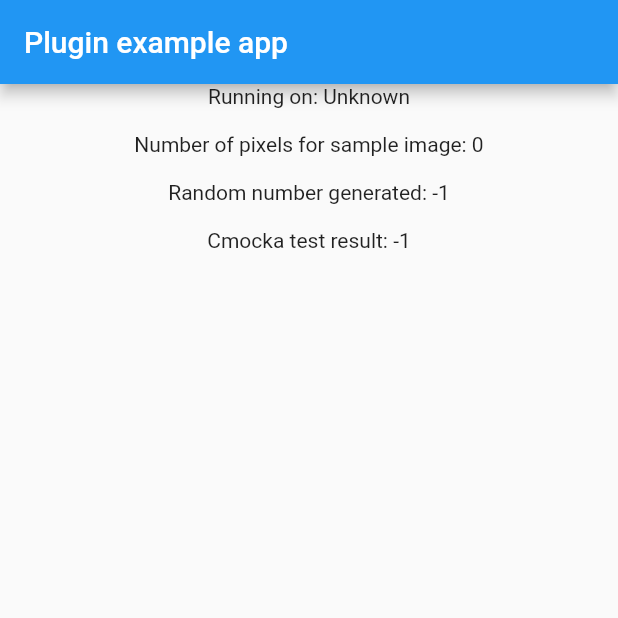
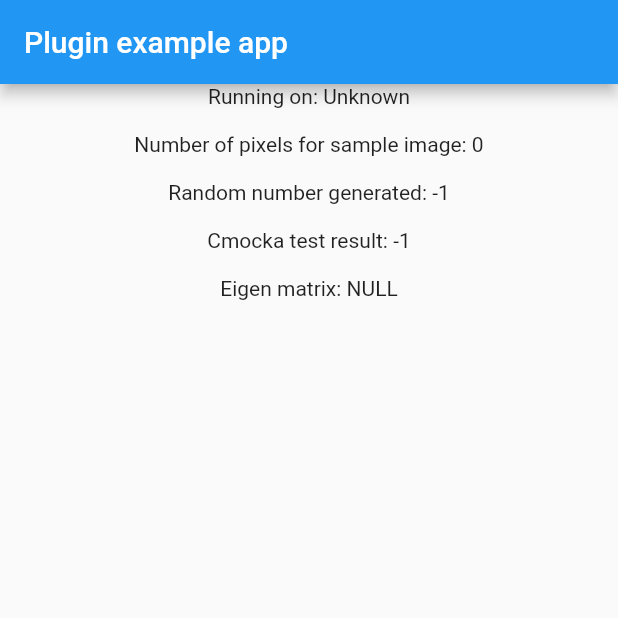
Before and after one commit to khaifunglim97/flutter_ffi_examples, a Flutter app: the screen it shows after launch, on a phone screen of 412 x 824 dp, the top half of it. Run offline on Flutter 3.47's test engine with Material 2 defaults, Android fonts, the light colour scheme and no system bars; missing offline and left inert: dart:ffi.

Commit message:
Added eigen example

```diff
--- a/example/lib/main.dart
+++ b/example/lib/main.dart
@@ -23,6 +23,7 @@ class _MyAppState extends State<MyApp> {
   int _numPixels = 0;
   int _randomNum = -1;
   int _cmockaTest = -1;
+  String _eigenMatInfo = "NULL";
 
   @override
   void initState() {
@@ -58,6 +59,10 @@ class _MyAppState extends State<MyApp> {
     // Cmocka
     int cmockaTest = FlutterFfiExamples.cmockaNullTest();
 
+    // Eigen
+    String eigenMatInfo =
+      FlutterFfiExamples.eigenMatrix().toDartString();
+
     // If the widget was removed from the tree while the asynchronous platform
     // message was in flight, we want to discard the reply rather than calling
     // setState to update our non-existent appearance.
@@ -68,6 +73,7 @@ class _MyAppState extends State<MyApp> {
       _numPixels = numPixels;
       _randomNum = randomNum;
       _cmockaTest = cmockaTest;
+      _eigenMatInfo = eigenMatInfo;
     });
   }
 
@@ -84,7 +90,8 @@ class _MyAppState extends State<MyApp> {
               Text('Running on: $_platformVersion\n'),
               Text('Number of pixels for sample image: $_numPixels\n'),
               Text('Random number generated: $_randomNum\n'),
-              Text('Cmocka test result: $_cmockaTest'),
+              Text('Cmocka test result: $_cmockaTest\n'),
+              Text('Eigen matrix: $_eigenMatInfo\n'),
             ],
           ),
         ),
--- a/lib/flutter_ffi_examples.dart
+++ b/lib/flutter_ffi_examples.dart
@@ -45,4 +45,10 @@ class FlutterFfiExamples {
 
   static late final cmockaNullTest = _cmockaNullTest
       .asFunction<int Function()>();
+
+  static late final _eigenMatrix = nativeExampleLib.lookup<
+      NativeFunction<Pointer<Utf8> Function()>>('eigen_matrix');
+
+  static late final eigenMatrix = _eigenMatrix
+      .asFunction<Pointer<Utf8> Function()>();
 }
```
Also changed, not shown: 7 other files.
